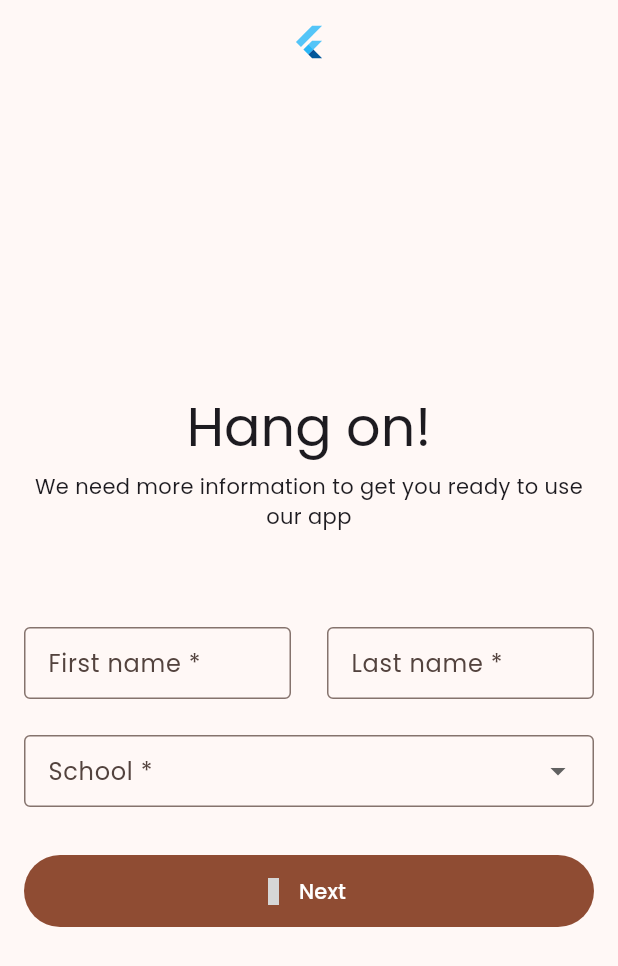
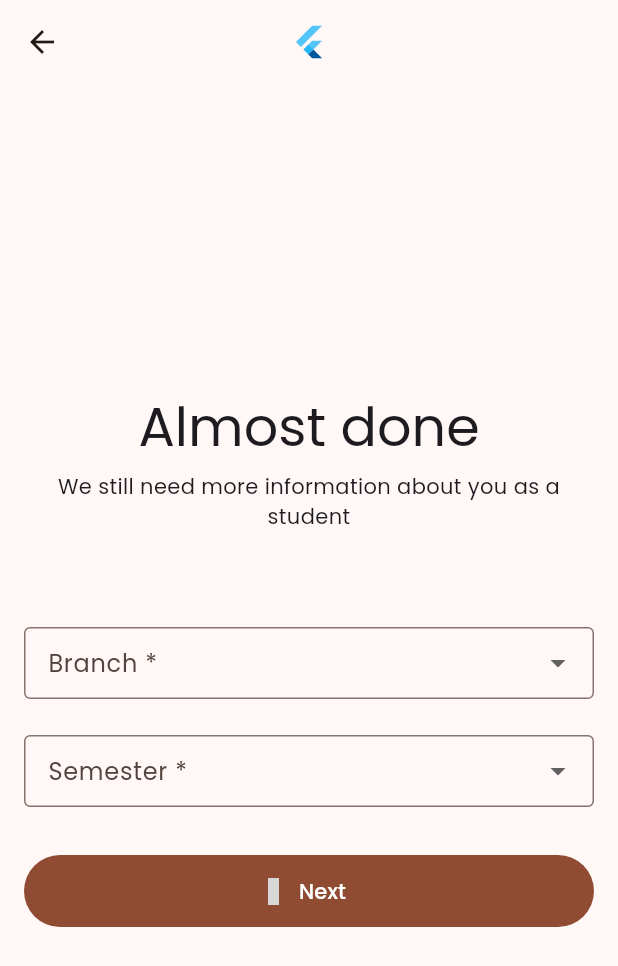
Before and after one commit to AyoubTRD/ensa_campus, a Flutter app: the BasicInformationFormPage screen opened directly, after a tap on "Next", on a phone screen of 412 x 824 dp. Shown: the top 966 px of the screen. Run offline on Flutter 3.47's test engine with Material 3 defaults, Android fonts, the phone set to English and light mode, and no system bars; drawn by our look-alikes of flutter_form_builder; our stand-ins replace dartz, equatable, firebase_core, flutter_riverpod, form_builder_validators, gap and 6 more; accounts and stored records are empty; generated files the repository leaves out were written again; grey boxes are pictures that could not be loaded.

Commit message:
Add student information form UI

```diff
--- a/lib/di/di.dart
+++ b/lib/di/di.dart
@@ -1,7 +1,9 @@
 import 'package:ensa_campus/features/auth/data/remote/supabase_user_data_source.dart';
 import 'package:ensa_campus/features/auth/domain/repositories/auth_repository.dart';
 import 'package:ensa_campus/features/auth/domain/repositories/implementations/supabase_auth_repository.dart';
+import 'package:ensa_campus/features/auth/domain/usecase/logout_usecase_impl.dart';
 import 'package:ensa_campus/features/shared/data/user_data_source.dart';
+import 'package:ensa_campus/features/shared/domain/usecases/logout_usecase.dart';
 import 'package:get_it/get_it.dart';
 import 'package:supabase_flutter/supabase_flutter.dart';
 
@@ -16,4 +18,5 @@ void setupDI() {
 
   // Authentication
   sl.registerSingleton<AuthRepository>(SupabaseAuthRepository(client: sl()));
+  sl.registerFactory<LogoutUsecase>(() => LogoutUsecaseImpl(sl()));
 }
--- a/lib/features/auth/domain/usecase/logout_usecase.dart
+++ b/lib/features/auth/domain/usecase/logout_usecase_impl.dart
@@ -1,13 +1,13 @@
 import 'package:dartz/dartz.dart';
 import 'package:ensa_campus/features/auth/domain/common/auth_state.dart';
 import 'package:ensa_campus/features/auth/domain/repositories/auth_repository.dart';
+import 'package:ensa_campus/features/shared/domain/usecases/logout_usecase.dart';
 import 'package:ensa_campus/shared/common/error/failure.dart';
-import 'package:ensa_campus/shared/common/interfaces/usecase.dart';
 
-class LogoutUsecase extends Usecase<Either<Failure, AuthState>, void> {
+class LogoutUsecaseImpl extends LogoutUsecase {
   final AuthRepository repository;
 
-  LogoutUsecase(this.repository);
+  LogoutUsecaseImpl(this.repository);
 
   @override
   Future<Either<Failure, AuthState>> call(void params) async {
--- a/lib/features/auth/presentation/pages/signup_page.dart
+++ b/lib/features/auth/presentation/pages/signup_page.dart
@@ -2,6 +2,7 @@ import 'package:ensa_campus/features/auth/domain/common/auth_method.dart';
 import 'package:ensa_campus/features/auth/domain/common/auth_method_params.dart';
 import 'package:ensa_campus/features/auth/domain/common/auth_state.dart';
 import 'package:ensa_campus/features/auth/domain/common/failures/auth_failures.dart';
+import 'package:ensa_campus/features/auth/presentation/pages/signin_page.dart';
 import 'package:ensa_campus/features/auth/presentation/state/auth_provider.dart';
 import 'package:ensa_campus/features/auth/presentation/state/signup_provider.dart';
 import 'package:ensa_campus/features/auth/presentation/widgets/social_auth_button_widget.dart';
@@ -198,7 +199,9 @@ class _SignUpPageState extends ConsumerState<SignUpPage> {
         ));
   }
 
-  void goToSignIn() {}
+  void goToSignIn() {
+    Navigator.of(context).push(MaterialPageRoute(builder: (_) => SignInPage()));
+  }
 
   void handleSocialAuth(AuthMethod authMethod) {}
 
--- a/lib/features/auth/presentation/state/auth_provider.dart
+++ b/lib/features/auth/presentation/state/auth_provider.dart
@@ -1,6 +1,7 @@
 import 'package:ensa_campus/di/di.dart';
 import 'package:ensa_campus/features/auth/domain/common/auth_state.dart';
 import 'package:ensa_campus/features/auth/domain/usecase/check_auth_usecase.dart';
+import 'package:ensa_campus/features/shared/presentation/providers/logout_provider.dart';
 import 'package:flutter/material.dart';
 import 'package:riverpod_annotation/riverpod_annotation.dart';
 
--- /dev/null
+++ b/lib/features/shared/domain/usecases/logout_usecase.dart
@@ -0,0 +1,5 @@
+import 'package:dartz/dartz.dart';
+import 'package:ensa_campus/shared/common/error/failure.dart';
+import 'package:ensa_campus/shared/common/interfaces/usecase.dart';
+
+abstract class LogoutUsecase extends Usecase<Either<Failure, void>, void> {}
--- a/lib/features/student/presentation/pages/basic_information_form_page.dart
+++ b/lib/features/student/presentation/pages/basic_information_form_page.dart
@@ -1,19 +1,38 @@
+import 'package:ensa_campus/features/shared/presentation/providers/logout_provider.dart';
+import 'package:ensa_campus/features/student/presentation/pages/school_information_form_page.dart';
+import 'package:ensa_campus/shared/auth/auth_splash_screen.dart';
 import 'package:flutter/material.dart';
 import 'package:flutter_form_builder/flutter_form_builder.dart';
+import 'package:flutter_riverpod/flutter_riverpod.dart';
 import 'package:gap/gap.dart';
 import 'package:material_symbols_icons/symbols.dart';
 
-class BasicInformationFormPage extends StatelessWidget {
+class BasicInformationFormPage extends ConsumerWidget {
   BasicInformationFormPage({super.key});
 
   final _formKey = GlobalKey<FormBuilderState>();
 
   @override
-  Widget build(BuildContext context) {
+  Widget build(BuildContext context, WidgetRef ref) {
+    final logoutLoading = ref.watch(logoutProvider).isLoading;
+
     return Scaffold(
       appBar: AppBar(
         title: const FlutterLogo(),
         centerTitle: true,
+        actions: [
+          IconButton(
+            onPressed: logoutLoading
+                ? null
+                : () {
+                    ref.read(logoutProvider.notifier).logout().then((value) {
+                      Navigator.of(context).push(MaterialPageRoute(
+                          builder: (_) => AuthSplashScreen()));
+                    });
+                  },
+            icon: const Icon(Symbols.logout),
+          )
+        ],
       ),
       body: SafeArea(
         child: Center(
@@ -86,7 +105,13 @@ class BasicInformationFormPage extends StatelessWidget {
                   width: double.infinity,
                   height: 48.0,
                   child: FilledButton.icon(
-                    onPressed: () {},
+                    onPressed: () {
+                      Navigator.of(context).push(
+                        MaterialPageRoute(
+                          builder: (_) => SchoolInformationFormPage(),
+                        ),
+                      );
+                    },
                     label: const Text('Next'),
                     icon: const Icon(Symbols.arrow_right_alt),
                   ),
--- a/lib/features/student/presentation/pages/school_information_form_page.dart
+++ b/lib/features/student/presentation/pages/school_information_form_page.dart
@@ -0,0 +1,104 @@
+import 'package:ensa_campus/features/student/presentation/pages/basic_profile_form_page.dart';
+import 'package:flutter/material.dart';
+import 'package:flutter_form_builder/flutter_form_builder.dart';
+import 'package:gap/gap.dart';
+import 'package:material_symbols_icons/symbols.dart';
+
+class SchoolInformationFormPage extends StatelessWidget {
+  SchoolInformationFormPage({super.key});
+
+  final _formKey = GlobalKey<FormBuilderState>();
+
+  @override
+  Widget build(BuildContext context) {
+    return Scaffold(
+      appBar: AppBar(
+        title: const FlutterLogo(),
+        centerTitle: true,
+      ),
+      body: SafeArea(
+        child: Center(
+          child: Padding(
+            padding: const EdgeInsets.all(16.0),
+            child: Column(
+              mainAxisAlignment: MainAxisAlignment.center,
+              children: [
+                Text(
+                  'Almost done',
+                  textAlign: TextAlign.center,
+                  style: Theme.of(context).textTheme.displaySmall,
+                ),
+                const Gap(8.0),
+                Text(
+                  'We still need more information about you as a student',
+                  textAlign: TextAlign.center,
+                  style: Theme.of(context).textTheme.bodyMedium,
+                ),
+                const Gap(48.0),
+                Padding(
+                  padding: const EdgeInsets.only(top: 16.0, bottom: 32.0),
+                  child: FormBuilder(
+                    key: _formKey,
+                    child: Column(
+                      children: [
+                        FormBuilderDropdown(
+                          name: 'branch',
+                          decoration: const InputDecoration(
+                            labelText: 'Branch *',
+                          ),
+                          items: [
+                            DropdownMenuItem(
+                              value: 'Computer Science',
+                              child: Text('Computer Science'),
+                            ),
+                            DropdownMenuItem(
+                              value: 'Electrical Engineering',
+                              child: Text('Electrical Engineering'),
+                            ),
+                            DropdownMenuItem(
+                              value: 'Mechanical Engineering',
+                              child: Text('Mechanical Engineering'),
+                            ),
+                          ],
+                        ),
+                        const Gap(24.0),
+                        FormBuilderDropdown(
+                            name: 'Semester',
+                            decoration: const InputDecoration(
+                              labelText: 'Semester *',
+                            ),
+                            items: const [
+                              DropdownMenuItem(
+                                value: 0,
+                                child: Text('S1'),
+                              ),
+                              DropdownMenuItem(
+                                value: 1,
+                                child: Text('S2'),
+                              ),
+                            ]),
+                      ],
+                    ),
+                  ),
+                ),
+                SizedBox(
+                  width: double.infinity,
+                  height: 48.0,
+                  child: FilledButton.icon(
+                    onPressed: () {
+                      Navigator.of(context).push(MaterialPageRoute(
+                        builder: (_) => BasicProfileFormPage(),
+                      ));
+                    },
+                    label: const Text('Next'),
+                    icon: const Icon(Symbols.arrow_right_alt),
+                  ),
+                ),
+              ],
+            ),
+          ),
+        ),
+      ),
+    );
+  }
+}
--- a/lib/main.dart
+++ b/lib/main.dart
@@ -1,6 +1,7 @@
 import 'package:ensa_campus/di/di.dart';
 import 'package:ensa_campus/features/student/presentation/pages/basic_information_form_page.dart';
 import 'package:ensa_campus/firebase_options.dart';
+import 'package:ensa_campus/shared/auth/auth_splash_screen.dart';
 import 'package:flutter/material.dart';
 import 'package:flutter_riverpod/flutter_riverpod.dart';
 import 'package:google_fonts/google_fonts.dart';
@@ -40,7 +41,7 @@ class MainApp extends StatelessWidget {
           ),
         ),
       ),
-      home: BasicInformationFormPage(),
+      home: AuthSplashScreen(),
     );
   }
 }
```
Also changed, not shown: lib/features/auth/presentation/pages/signin_page.dart (+9 -1 lines), lib/features/shared/presentation/providers/logout_provider.dart (renamed from lib/features/auth/presentation/state/logout_provider.dart, +3 -4 lines), lib/features/student/presentation/pages/basic_profile_form_page.dart (+66 -0 lines), lib/shared/auth/auth_splash_screen.dart (+2 -39 lines), lib/features/shared/presentation/providers/logout_provider.g.dart.
